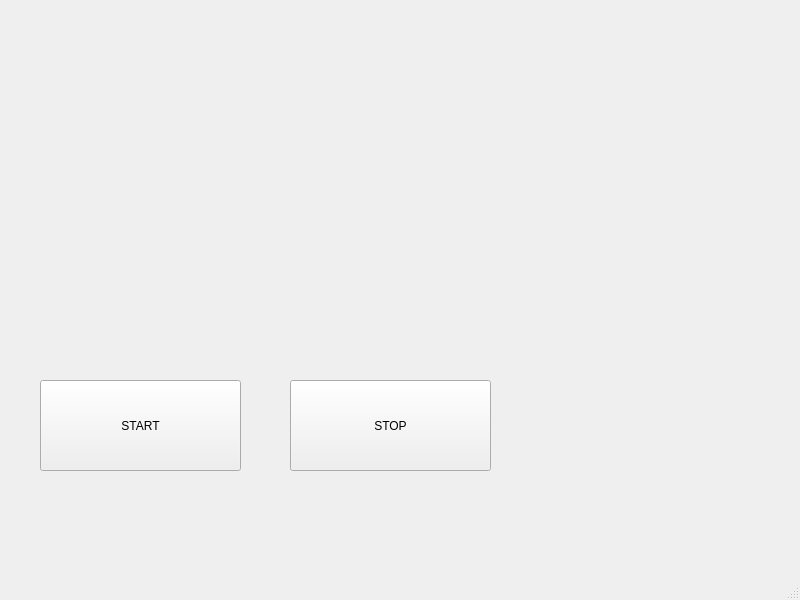
Above: mainwindow.ui from AlessioChen/ElaboratoLaboratioProgrammazione before the change. Below: the same form after it.
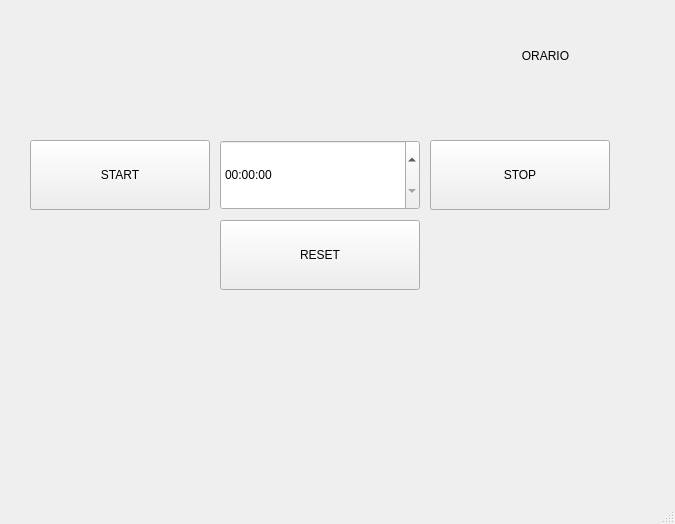
That is the form after the change.

Commit message: AGGIORNAMENTO INTERFACCIA

The edit to the form file:
```diff
--- a/mainwindow.ui
+++ b/mainwindow.ui
@@ -6,8 +6,8 @@
             <rect>
                 <x>0</x>
                 <y>0</y>
-                <width>800</width>
-                <height>600</height>
+                <width>675</width>
+                <height>524</height>
             </rect>
         </property>
         <property name="windowTitle">
@@ -17,10 +17,10 @@
             <widget class="QPushButton" name="pushButton">
                 <property name="geometry">
                     <rect>
-                        <x>40</x>
-                        <y>380</y>
-                        <width>201</width>
-                        <height>91</height>
+                        <x>30</x>
+                        <y>140</y>
+                        <width>180</width>
+                        <height>70</height>
                     </rect>
                 </property>
                 <property name="text">
@@ -30,16 +30,55 @@
             <widget class="QPushButton" name="pushButton_2">
                 <property name="geometry">
                     <rect>
-                        <x>290</x>
-                        <y>380</y>
-                        <width>201</width>
-                        <height>91</height>
+                        <x>430</x>
+                        <y>140</y>
+                        <width>180</width>
+                        <height>70</height>
                     </rect>
                 </property>
                 <property name="text">
                     <string>STOP</string>
                 </property>
             </widget>
+            <widget class="QLabel" name="data_label">
+                <property name="geometry">
+                    <rect>
+                        <x>450</x>
+                        <y>20</y>
+                        <width>191</width>
+                        <height>71</height>
+                    </rect>
+                </property>
+                <property name="text">
+                    <string>ORARIO</string>
+                </property>
+                <property name="alignment">
+                    <set>Qt::AlignCenter</set>
+                </property>
+            </widget>
+            <widget class="QTimeEdit" name="timeEdit">
+                <property name="geometry">
+                    <rect>
+                        <x>220</x>
+                        <y>140</y>
+                        <width>200</width>
+                        <height>70</height>
+                    </rect>
+                </property>
+            </widget>
+            <widget class="QPushButton" name="stop_button_2">
+                <property name="geometry">
+                    <rect>
+                        <x>220</x>
+                        <y>220</y>
+                        <width>200</width>
+                        <height>70</height>
+                    </rect>
+                </property>
+                <property name="text">
+                    <string>RESET</string>
+                </property>
+            </widget>
         </widget>
         <widget class="QMenuBar" name="menubar">
             <property name="geometry">
```
Left out of the diff: 6 changed lines with no effect on the pictures. The commit also changes 2 other files.
